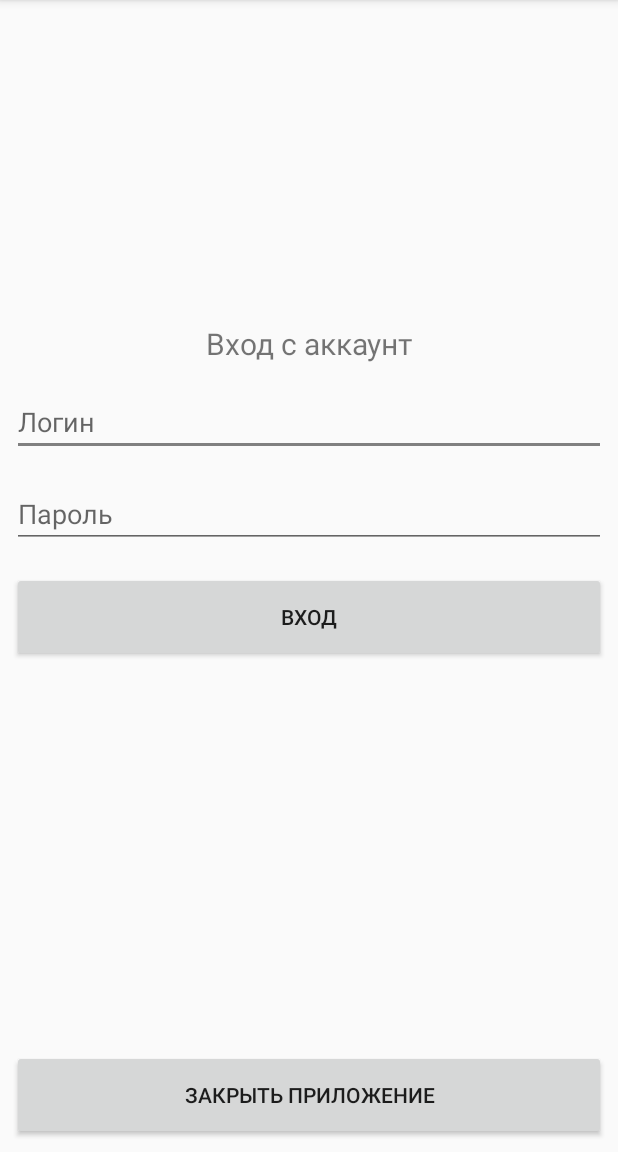
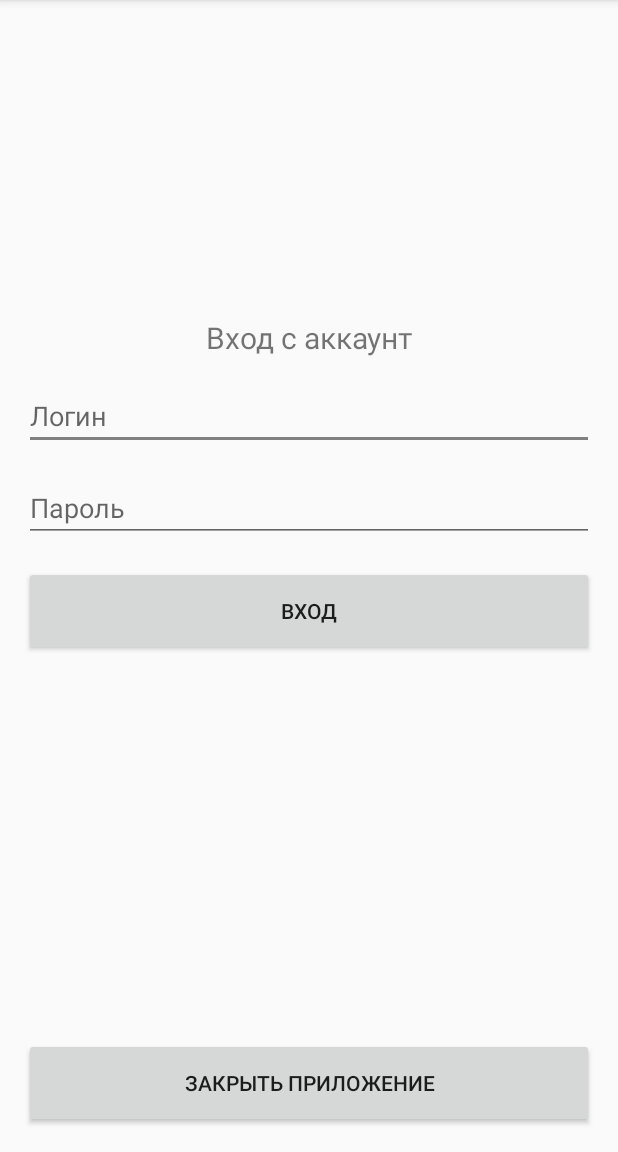
Before and after one commit to BIGV10/Prototype_Android, an Android app: the screen it shows after launch (LoginActivity), on a phone screen of 412 x 824 dp, the part 84-1236 px from its top. Run offline under Robolectric (Android 15) with nearby library versions, the phone set to English and light mode, and no system bars.

Commit message:
minor ui changes

```diff
--- a/app/src/main/res/layout/activity_login.xml
+++ b/app/src/main/res/layout/activity_login.xml
@@ -10,9 +10,9 @@
         android:id="@+id/buttonAppExit"
         android:layout_width="0dp"
         android:layout_height="60dp"
-        android:layout_marginStart="8dp"
-        android:layout_marginEnd="8dp"
-        android:layout_marginBottom="8dp"
+        android:layout_marginStart="16dp"
+        android:layout_marginEnd="16dp"
+        android:layout_marginBottom="16dp"
         android:text="Закрыть приложение"
         app:layout_constraintBottom_toBottomOf="parent"
         app:layout_constraintEnd_toEndOf="parent"
@@ -22,6 +22,8 @@
         android:id="@+id/linearLayout"
         android:layout_width="0dp"
         android:layout_height="wrap_content"
+        android:layout_marginStart="8dp"
+        android:layout_marginEnd="8dp"
         android:orientation="vertical"
         app:layout_constraintBottom_toTopOf="@+id/buttonAppExit"
         app:layout_constraintEnd_toEndOf="parent"
```
